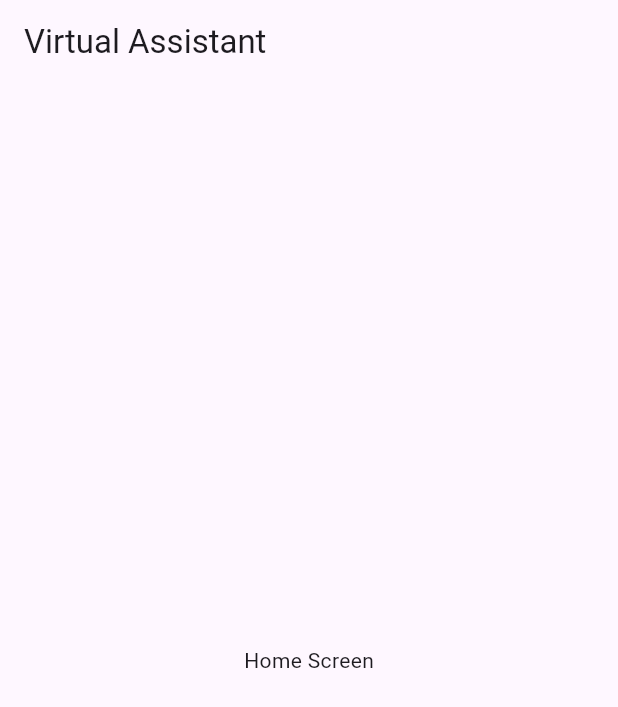
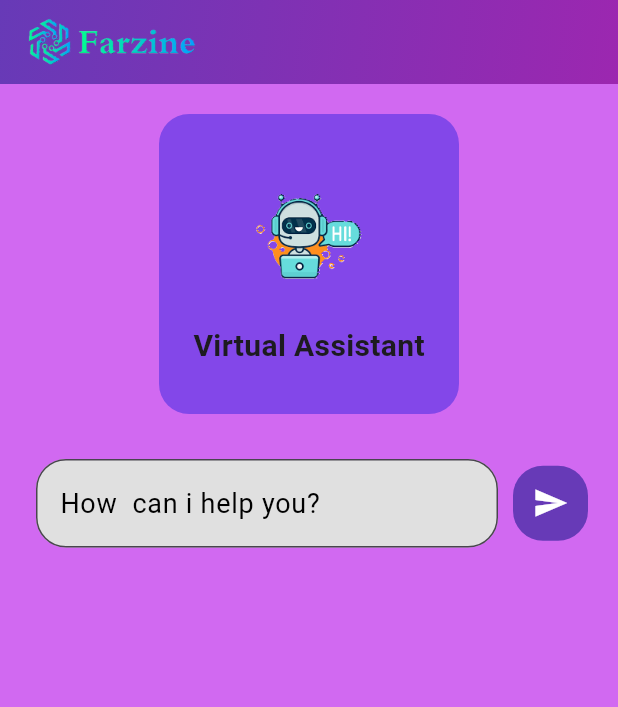
Before and after one commit to Farzine/virtual_assistant_app, a Flutter app: the screen it shows after launch, on a phone screen of 412 x 824 dp. Shown: the top 707 px of the screen. Run offline on Flutter 3.47's test engine with Material 3 defaults, Android fonts, the phone set to English and light mode, and no system bars.

Commit message:
added VA on home screen

```diff
--- a/lib/main.dart
+++ b/lib/main.dart
@@ -2,6 +2,7 @@ import 'package:flutter/material.dart';
 import 'package:virtual_assistant_app/screens/home_screen.dart';
 
 void main() {
+  WidgetsFlutterBinding.ensureInitialized();
   runApp(const MyApp());
 }
 
@@ -16,6 +17,7 @@ class MyApp extends StatelessWidget {
         colorScheme: ColorScheme.fromSeed(seedColor: Colors.deepPurple),
         useMaterial3: true,
       ),
+      debugShowCheckedModeBanner: false,
       home: HomeScreen(),
     );
   }
--- a/lib/screens/home_screen.dart
+++ b/lib/screens/home_screen.dart
@@ -6,14 +6,118 @@ class HomeScreen extends StatefulWidget {
 }
 
 class _HomeScreenState extends State<HomeScreen> {
+  TextEditingController userInput_controller = TextEditingController();
+
   @override
   Widget build(BuildContext context) {
     return Scaffold(
+      backgroundColor: Color.fromARGB(240, 206, 96, 240),
       appBar: AppBar(
-        title: Text('Virtual Assistant'),
+        flexibleSpace: Container(
+          decoration: BoxDecoration(
+            gradient: LinearGradient(
+              colors: [Colors.deepPurple, Colors.purple],
+              begin: Alignment.topLeft,
+              end: Alignment.bottomRight,
+            ),
+          ),
+        ),
+        //backgroundColor: Colors.black,
+        title: Image.asset(
+          'assets/farzine.png',
+          height: 60,
+          width: 140,
+        ),
+        titleSpacing: 5,
+        elevation: 2,
       ),
-      body: Center(
-        child: Text('Home Screen'),
+      body: SingleChildScrollView(
+        child: Padding(
+          padding: const EdgeInsets.all(20.0),
+          child: Column(
+            children: [
+              Center(
+                child: InkWell(
+                  onTap: () {
+                    Navigator.pushNamed(context, '/chat');
+                  },
+                  child: Container(
+                    height: 200,
+                    width: 200,
+                    decoration: BoxDecoration(
+                      color: const Color.fromARGB(255, 131, 71, 233),
+                      borderRadius: BorderRadius.circular(20),
+                    ),
+                    child: Column(
+                      mainAxisAlignment: MainAxisAlignment.center,
+                      children: [
+                        Image.asset(
+                          'assets/virtual_assistant.png',
+                          height: 100,
+                          width: 100,
+                        ),
+                        SizedBox(height: 10),
+                        Text(
+                          'Virtual Assistant',
+                          style: TextStyle(
+                            fontSize: 20,
+                            fontWeight: FontWeight.bold,
+                          ),
+                        ),
+                      ],
+                    ),
+                  ),
+                ),
+              ),
+              const SizedBox(height: 30),
+              Row(
+                children: [
+                  Expanded(
+                    child: Padding(
+                      padding: const EdgeInsets.only(left: 4),
+                      child: TextField(
+                        controller: userInput_controller,
+                        decoration: InputDecoration(
+                          hintText: 'How  can i help you?',
+                          hintStyle: TextStyle(
+                            color: Colors.black,
+                            fontSize: 18,
+                          ),
+                          border: OutlineInputBorder(
+                            borderRadius: BorderRadius.circular(20),
+                          ),
+                          fillColor: Colors.grey[300],
+                          filled: true,
+                        ),
+                      ),
+                    ),
+                  ),
+                  const SizedBox(width: 10),
+                  InkWell(
+                    onTap: () {
+                      print("object");
+                    },
+                    child: AnimatedContainer(
+                      duration: Duration(milliseconds: 1000),
+                      curve: Curves.bounceIn,
+                      padding: const EdgeInsets.all(10),
+                      height: 50,
+                      width: 50,
+                      decoration: BoxDecoration(
+                        color: Colors.deepPurple,
+                        borderRadius: BorderRadius.circular(20),
+                      ),
+                      child: Icon(
+                        Icons.send,
+                        color: Colors.white,
+                      ),
+                    ),
+                  ),
+                ],
+              ),
+            ],
+          ),
+        ),
       ),
     );
   }
```
Also changed, not shown: pubspec.yaml (+5 -3 lines), assets/farzine.png (added), assets/sound_off.png (added), assets/sound_on.png (added), assets/virtual_assistant.png (added).
